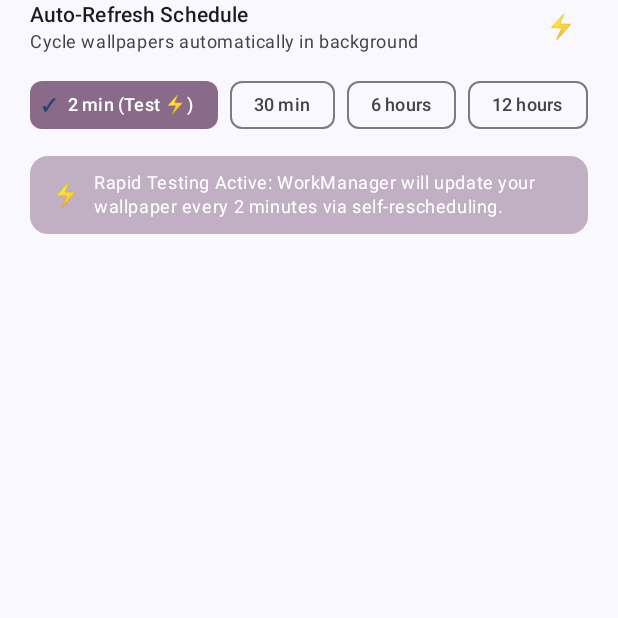
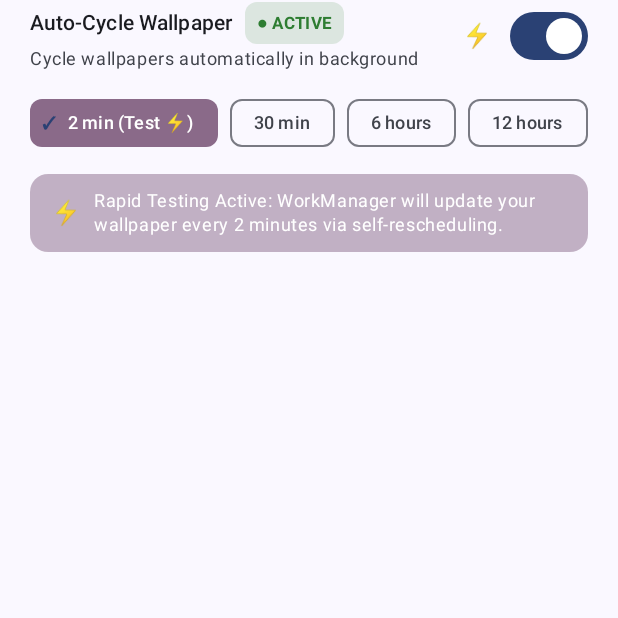
Before and after one commit to vin51435/app-test, an Android app built with Jetpack Compose: the composable AutoRefreshScheduleCard shown on its own in the app's theme, on a phone screen of 412 x 824 dp, the top half of it. Run offline under Robolectric (Android 15) with nearby library versions, the phone set to English and light mode, and no system bars; network calls fail; pictures from the network do not load.

Commit message:
feat(wallpaper): add master auto-cycle toggle switch, active status badge, and hilt-work ksp compiler

```diff
--- a/app/build.gradle.kts
+++ b/app/build.gradle.kts
@@ -65,6 +65,7 @@ dependencies {
     // Background Automation (WorkManager)
     implementation(libs.androidx.work.runtime.ktx)
     implementation(libs.androidx.hilt.work)
+    ksp(libs.androidx.hilt.compiler)
 
     // Local Persistence (Room & DataStore)
     implementation(libs.androidx.room.runtime)
--- a/app/src/main/java/com/manasvia/android/feature/customizer/CustomizerScreen.kt
+++ b/app/src/main/java/com/manasvia/android/feature/customizer/CustomizerScreen.kt
@@ -39,6 +39,7 @@ import androidx.compose.material3.Scaffold
 import androidx.compose.material3.Slider
 import androidx.compose.material3.SnackbarHost
 import androidx.compose.material3.SnackbarHostState
+import androidx.compose.material3.Switch
 import androidx.compose.material3.Text
 import androidx.compose.material3.TopAppBar
 import androidx.compose.material3.TopAppBarDefaults
@@ -132,6 +133,7 @@ fun CustomizerScreen(
             onSelectAnchor = { viewModel.updateAnchor(it) },
             onScrimChange = { viewModel.updateScrimOpacity(it) },
             onSelectFont = { viewModel.updateFontFamily(it) },
+            onToggleAutoRefresh = { viewModel.toggleAutoRefresh(it) },
             onSelectRefreshInterval = { viewModel.updateRefreshInterval(it) },
             onTriggerImmediateRefresh = { viewModel.triggerImmediateRefresh() },
             onOpenApplySheet = { viewModel.openApplySheet() },
@@ -159,6 +161,7 @@ fun CustomizerContent(
     onSelectAnchor: (WallpaperAnchor) -> Unit,
     onScrimChange: (Float) -> Unit,
     onSelectFont: (String) -> Unit,
+    onToggleAutoRefresh: (Boolean) -> Unit,
     onSelectRefreshInterval: (WallpaperRefreshInterval) -> Unit,
     onTriggerImmediateRefresh: () -> Unit,
     onOpenApplySheet: () -> Unit,
@@ -253,9 +256,10 @@ fun CustomizerContent(
 
             Spacer(modifier = Modifier.height(20.dp))
 
-            // 4. Auto-Refresh Schedule Selector (2-min test, 30 min, 6 hr, daily morning, manual)
+            // 4. Auto-Refresh Schedule Selector (ON/OFF Toggle, Status Badge, Frequency Chips)
             AutoRefreshScheduleCard(
                 activeInterval = state.refreshInterval,
+                onToggleAutoRefresh = onToggleAutoRefresh,
                 onSelectInterval = onSelectRefreshInterval,
                 onTriggerImmediate = onTriggerImmediateRefresh
             )
@@ -317,39 +321,80 @@ fun CustomizerContent(
 
 /**
  * Schedule selector for automatic wallpaper updates.
- * Supports production schedules (30 min, 6 hr, daily morning) and sub-15 min testing modes (2 min).
+ * Supports production schedules (30 min, 6 hr, daily morning), sub-15 min testing modes (2 min),
+ * and a master ON/OFF toggle switch with real-time status badge indicator.
  */
 @Composable
 private fun AutoRefreshScheduleCard(
     activeInterval: WallpaperRefreshInterval,
+    onToggleAutoRefresh: (Boolean) -> Unit,
     onSelectInterval: (WallpaperRefreshInterval) -> Unit,
     onTriggerImmediate: () -> Unit,
     modifier: Modifier = Modifier
 ) {
+    val isAutoCycleActive = activeInterval != WallpaperRefreshInterval.MANUAL_ONLY
+
     Column(
         modifier = modifier
             .fillMaxWidth()
             .padding(horizontal = 20.dp),
         verticalArrangement = Arrangement.spacedBy(10.dp)
     ) {
+        // Header Row: Title & Subtitle on left, Switch & Immediate Trigger on right
         Row(
             modifier = Modifier.fillMaxWidth(),
             horizontalArrangement = Arrangement.SpaceBetween,
             verticalAlignment = Alignment.CenterVertically
         ) {
-            Column {
+            Column(modifier = Modifier.weight(1f)) {
+                Row(
+                    verticalAlignment = Alignment.CenterVertically,
+                    horizontalArrangement = Arrangement.spacedBy(8.dp)
+                ) {
                     Text(
-                    text = "Auto-Refresh Schedule",
+                        text = "Auto-Cycle Wallpaper",
                         style = MaterialTheme.typography.labelLarge,
-                    color = MaterialTheme.colorScheme.onSurface
+                        color = MaterialTheme.colorScheme.onSurface,
+                        fontWeight = FontWeight.SemiBold
                     )
+                    // Status Badge Pill
+                    Box(
+                        modifier = Modifier
+                            .clip(RoundedCornerShape(8.dp))
+                            .background(
+                                if (isAutoCycleActive) {
+                                    Color(0xFF2E7D32).copy(alpha = 0.15f)
+                                } else {
+                                    MaterialTheme.colorScheme.surfaceVariant
+                                }
+                            )
+                            .padding(horizontal = 8.dp, vertical = 2.dp)
+                    ) {
                         Text(
-                    text = "Cycle wallpapers automatically in background",
+                            text = if (isAutoCycleActive) "● ACTIVE" else "○ OFF",
+                            fontSize = 11.sp,
+                            fontWeight = FontWeight.Bold,
+                            color = if (isAutoCycleActive) Color(0xFF2E7D32) else MaterialTheme.colorScheme.onSurfaceVariant
+                        )
+                    }
+                }
+                Spacer(modifier = Modifier.height(2.dp))
+                Text(
+                    text = if (isAutoCycleActive) {
+                        "Cycle wallpapers automatically in background"
+                    } else {
+                        "Rotation paused • Wallpapers change manually only"
+                    },
                     style = MaterialTheme.typography.bodySmall,
                     color = MaterialTheme.colorScheme.onSurfaceVariant
                 )
             }
 
+            Row(
+                verticalAlignment = Alignment.CenterVertically,
+                horizontalArrangement = Arrangement.spacedBy(4.dp)
+            ) {
+                if (isAutoCycleActive) {
                     IconButton(
                         onClick = onTriggerImmediate,
                         modifier = Modifier.size(36.dp)
@@ -357,15 +402,23 @@ private fun AutoRefreshScheduleCard(
                         Text("⚡", fontSize = 16.sp)
                     }
                 }
+                Switch(
+                    checked = isAutoCycleActive,
+                    onCheckedChange = onToggleAutoRefresh
+                )
+            }
+        }
 
-        // Horizontal chips for refresh intervals
+        // Horizontal chips for refresh intervals (displayed when Auto-Cycle is active)
+        if (isAutoCycleActive) {
             Row(
                 modifier = Modifier
                     .fillMaxWidth()
                     .horizontalScroll(rememberScrollState()),
                 horizontalArrangement = Arrangement.spacedBy(8.dp)
             ) {
-            val intervals = WallpaperRefreshInterval.entries.toTypedArray()
+                // Filter out MANUAL_ONLY since master toggle handles it
+                val intervals = WallpaperRefreshInterval.entries.filter { it != WallpaperRefreshInterval.MANUAL_ONLY }
                 intervals.forEach { interval ->
                     val isSelected = interval == activeInterval
                     FilterChip(
@@ -411,6 +464,29 @@ private fun AutoRefreshScheduleCard(
                             text = "Rapid Testing Active: WorkManager will update your wallpaper every 2 minutes via self-rescheduling.",
                             style = MaterialTheme.typography.bodySmall,
                             color = MaterialTheme.colorScheme.onTertiaryContainer
+                        )
+                    }
+                }
+            }
+        } else {
+            // Muted info card when auto-cycle is OFF
+            Box(
+                modifier = Modifier
+                    .fillMaxWidth()
+                    .clip(RoundedCornerShape(12.dp))
+                    .background(MaterialTheme.colorScheme.surfaceVariant.copy(alpha = 0.45f))
+                    .border(1.dp, MaterialTheme.colorScheme.outlineVariant.copy(alpha = 0.5f), RoundedCornerShape(12.dp))
+                    .padding(horizontal = 14.dp, vertical = 10.dp)
+            ) {
+                Row(
+                    verticalAlignment = Alignment.CenterVertically,
+                    horizontalArrangement = Arrangement.spacedBy(8.dp)
+                ) {
+                    Text("⏸️", fontSize = 15.sp)
+                    Text(
+                        text = "Auto-cycle is disabled. Flip the switch ON anytime to resume rotating wallpapers automatically.",
+                        style = MaterialTheme.typography.bodySmall,
+                        color = MaterialTheme.colorScheme.onSurfaceVariant
                     )
                 }
             }
@@ -1146,6 +1222,7 @@ private fun CustomizerScreenPreviewDarkVelvetLight() {
             onSelectAnchor = {},
             onScrimChange = {},
             onSelectFont = {},
+            onToggleAutoRefresh = {},
             onSelectRefreshInterval = {},
             onTriggerImmediateRefresh = {},
             onOpenApplySheet = {},
@@ -1170,6 +1247,7 @@ private fun CustomizerScreenPreviewDarkVelvetDark() {
             onSelectAnchor = {},
             onScrimChange = {},
             onSelectFont = {},
+            onToggleAutoRefresh = {},
             onSelectRefreshInterval = {},
             onTriggerImmediateRefresh = {},
             onOpenApplySheet = {},
@@ -1194,6 +1272,7 @@ private fun CustomizerScreenPreviewZenParchment() {
             onSelectAnchor = {},
             onScrimChange = {},
             onSelectFont = {},
+            onToggleAutoRefresh = {},
             onSelectRefreshInterval = {},
             onTriggerImmediateRefresh = {},
             onOpenApplySheet = {},
--- a/gradle/libs.versions.toml
+++ b/gradle/libs.versions.toml
@@ -47,6 +47,7 @@ androidx-glance-material3 = { group = "androidx.glance", name = "glance-material
 # WorkManager
 androidx-work-runtime-ktx = { group = "androidx.work", name = "work-runtime-ktx", version.ref = "work" }
 androidx-hilt-work = { group = "androidx.hilt", name = "hilt-work", version.ref = "hiltWork" }
+androidx-hilt-compiler = { group = "androidx.hilt", name = "hilt-compiler", version.ref = "hiltWork" }
 
 # Room Database
 androidx-room-runtime = { group = "androidx.room", name = "room-runtime", version.ref = "room" }
```
Also changed, not shown: app/src/main/java/com/manasvia/android/feature/customizer/CustomizerViewModel.kt (+28 -3 lines), 1 other file. Lines whose indentation alone changed are shown as unchanged.
